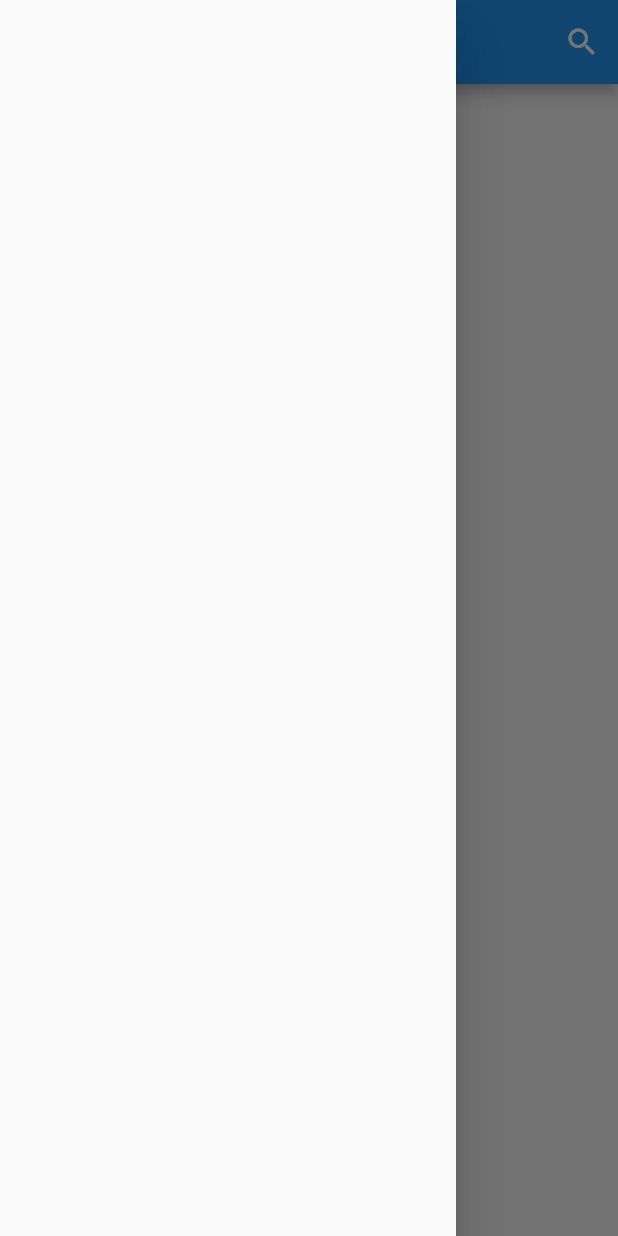
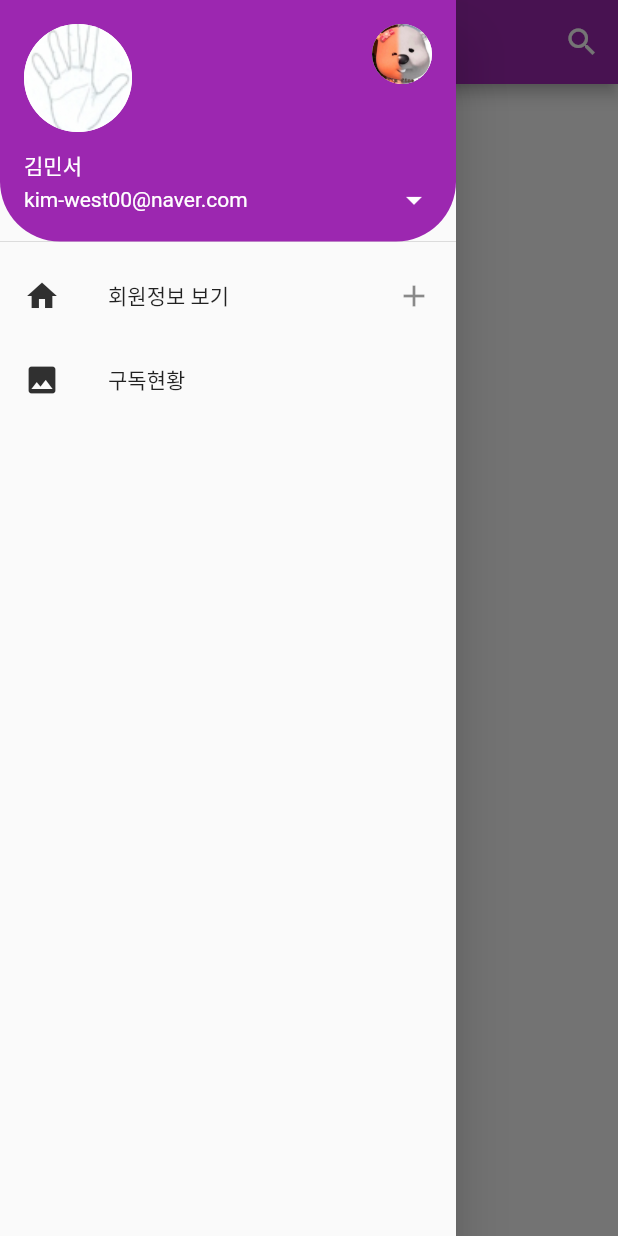
Before and after one commit to kimwest00/Flutter_basic, a Flutter app: the screen it shows after launch, with the side drawer open, on a phone screen of 412 x 824 dp. Run offline on Flutter 3.47's test engine with Material 2 defaults, Android fonts, the phone set to English and light mode, and no system bars.

Commit message:
Drawer 구체화_UserAccountsDrawerHeader,ListView로 메뉴 생성

```diff
--- a/lib/page1/main.dart
+++ b/lib/page1/main.dart
@@ -1,28 +1,85 @@
 import 'package:flutter/material.dart';
 
-void main() {
-  runApp(const MyApp());//앱 구동시켜주세요~
-}
+void main() => runApp(MyApp());//앱 구동시켜주세요~
+
 
 class MyApp extends StatelessWidget {
   const MyApp({Key? key}) : super(key: key);
   @override
   Widget build(BuildContext context) {
     return MaterialApp(
+      theme: ThemeData(
+        primarySwatch: Colors.purple,
+      ),
         home: Scaffold(
             appBar:AppBar(
-              title:Text('로고들어갈자리'),
+              title:Image.asset("assets/logo.png",width:100,height:50),
               centerTitle: true,
-
+              //그림자 정도
+              //elevation: 0.0,
               actions: <Widget>[
                 IconButton(
                   icon: Icon(Icons.search),
-                  onPressed: (){},
+                  onPressed: (){
+                    print('Do you want to search?');
+                  },
                 ),
+
 
               ],
             ),
-            drawer: Drawer(),
+            drawer: Drawer(
+              child: ListView(
+                children:<Widget> [
+                  UserAccountsDrawerHeader(
+                    currentAccountPicture: CircleAvatar(
+                      // 현재 계정 이미지 set
+                      backgroundImage: AssetImage('assets/bo.jpg'),
+                      backgroundColor: Colors.white,
+                    ),
+                    otherAccountsPictures: <Widget>[
+                      // 다른 계정 이미지[] set
+                      CircleAvatar(//이 서클 아바타는 원하는만큼 가져올수있음
+                        backgroundColor: Colors.white,
+                        backgroundImage: AssetImage('assets/rufi.jpg'),
+                      ),
+
+                    ],
+                    accountName: Text('김민서'),
+                    accountEmail: Text('kim-west00@naver.com'),
+                    onDetailsPressed: () {
+                      print('arrow is clicked');
+                    },
+                    decoration: BoxDecoration(
+                        color: Colors.purple,
+                        borderRadius: BorderRadius.only(
+                            bottomLeft: Radius.circular(40.0),
+                            bottomRight: Radius.circular(40.0))),
+                  ),
+                  ListTile(
+                    leading:Icon(
+                      Icons.home,
+                      color:Colors.grey[850],
+                    ),
+                    title: Text('회원정보 보기'),
+                    onTap:(){
+                      print('회원정보 보기');
+                    },
+                    trailing: Icon(Icons.add),
+                  ),
+                  ListTile(
+                    leading:Icon(
+                      Icons.image,
+                      color:Colors.grey[850],
+                    ),
+                    title: Text('구독현황'),
+                    onTap:(){
+                      print('picture pressed');
+                    },
+                  )
+                ],
+              ),
+            ),
 
         )
     );
--- a/pubspec.yaml
+++ b/pubspec.yaml
@@ -52,7 +52,9 @@ dev_dependencies:
 # The following section is specific to Flutter.
 flutter:
   assets:
-    - assets/
+    - assets/rufi.jpg
+    - assets/bo.jpg
+    - assets/logo.png
   # The following line ensures that the Material Icons font is
   # included with your application, so that you can use the icons in
   # the material Icons class.
```
Also changed, not shown: assets/bo.jpg (added), assets/logo.png (added), 1 other file.
